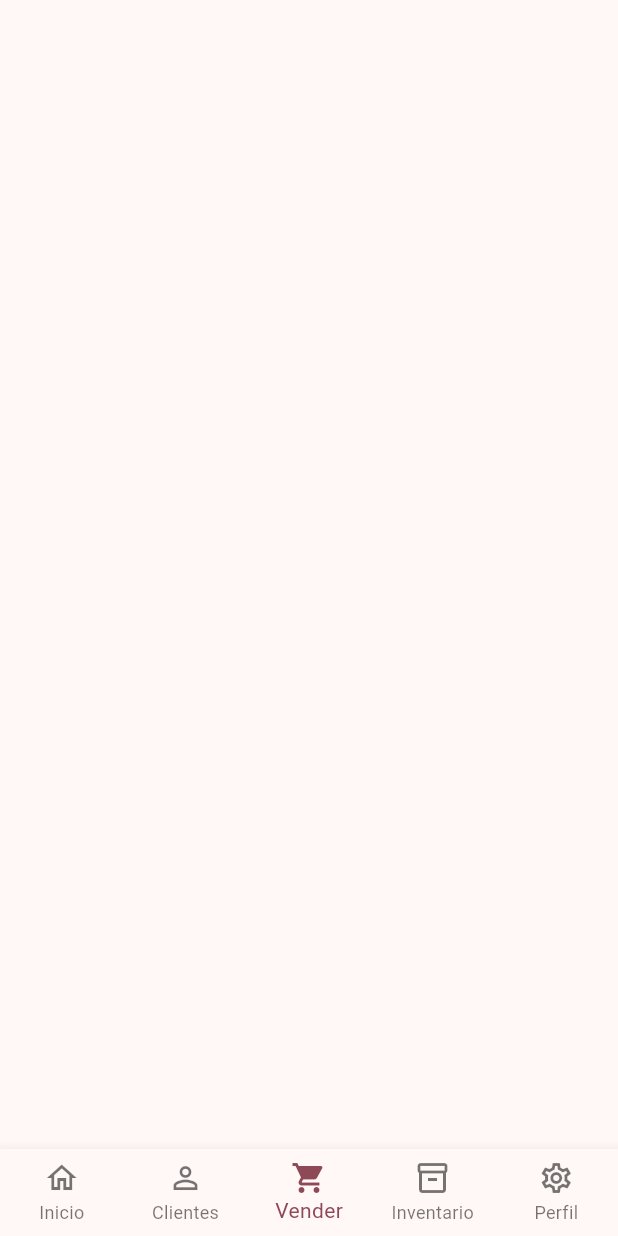
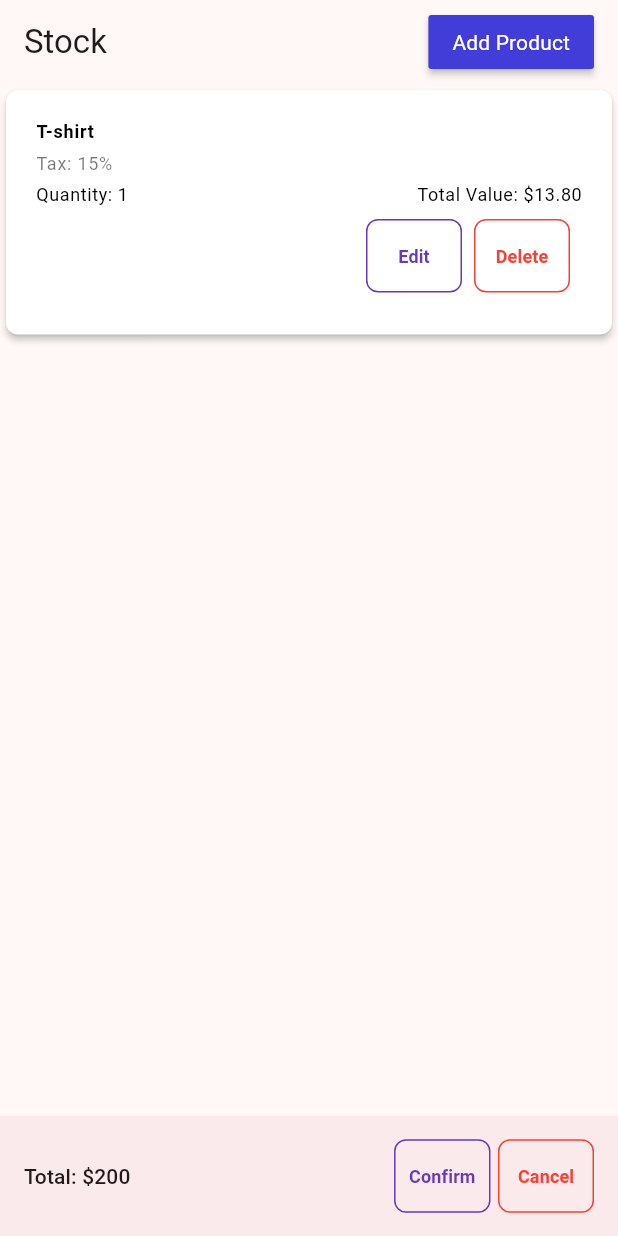
Before and after one commit to DanildZambrana/sales_app, a Flutter app: the screen it shows after launch, item 3 of the bottom bar chosen, on a phone screen of 412 x 824 dp. Run offline on Flutter 3.47's test engine with Material 3 defaults, Android fonts, the phone set to English and light mode, and no system bars.

Commit message:
feat: add sale form screen with labeled navigation bar
Introduce the SaleFormScreen to handle sales input with confirm and cancel actions. Added LabeledNavbar for a customizable bottom navigation bar with labels and buttons. Adjusted main app navigation to include the new screen and its behavior.

```diff
--- a/lib/main.dart
+++ b/lib/main.dart
@@ -1,6 +1,8 @@
 import 'package:flutter/material.dart';
 import 'package:sales_app/screens/customers.dart';
+import 'package:sales_app/screens/sale_form.dart';
 import 'package:sales_app/screens/stock.dart';
+import 'package:sales_app/structure/labeled_navbar.dart';
 import 'structure/navbar.dart';
 import 'package:sales_app/screens/dashboard.dart';
 
@@ -18,17 +20,45 @@ class StoreApp extends StatefulWidget {
 class _StoreAppState extends State<StoreApp> {
   int selectedIndex = 0;
 
-  final _pages = [
-    const DashboardPage(),
-    const CustomersPage(),
-    Container(),
-    const StockPage(),
-  ];
+  // Declaramos la lista pero no la inicializamos aquí.
+  late final List<Widget> _pages;
+
+  @override
+  void initState() {
+    super.initState();
+    // Ahora inicializamos _pages dentro de initState().
+    _pages = [
+      const DashboardPage(),
+      const CustomersPage(),
+      SaleFormScreen(
+        confirm: (value) {
+          print(value);
+        },
+        cancel: () {
+          setState(() {
+            selectedIndex = 0;
+          });
+        },
+      ),
+      const StockPage(),
+    ];
+  }
 
   void onItemTapped(int index) {
     setState(() {
       selectedIndex = index;
     });
+  }
+
+  Widget _getBar() {
+    if (selectedIndex == 2) {
+      return const SizedBox.shrink();
+    }
+
+    return NavBar(
+      selectedIndex: selectedIndex,
+      onItemTapped: onItemTapped,
+    );
   }
 
   @override
@@ -41,10 +71,7 @@ class _StoreAppState extends State<StoreApp> {
       ),
       home: Scaffold(
         body: _pages[selectedIndex],
-        bottomNavigationBar: NavBar(
-          selectedIndex: selectedIndex,
-          onItemTapped: onItemTapped,
-        ),
+        bottomNavigationBar: _getBar(),
       ),
     );
   }
--- /dev/null
+++ b/lib/screens/sale_form.dart
@@ -0,0 +1,83 @@
+import 'package:flutter/material.dart';
+
+import 'package:sales_app/components/card_with_buttons_component.dart';
+import 'package:sales_app/components/outline_button_component.dart';
+import 'package:sales_app/structure/labeled_navbar.dart';
+
+class SaleFormScreen extends StatelessWidget {
+  final Function confirm;
+  final Function cancel;
+
+  const SaleFormScreen(
+      {super.key, required this.confirm, required this.cancel});
+
+  @override
+  Widget build(BuildContext context) {
+    return Scaffold(
+      appBar: AppBar(
+        title: const Text("Stock"),
+        actions: [
+          Padding(
+              padding: const EdgeInsets.only(right: 16.0),
+              child: MaterialButton(
+                onPressed: () {},
+                color: const Color(0xFF423DD9),
+                textColor: Colors.white,
+                child: const Text(
+                  "Add Product",
+                  style: TextStyle(
+                      color: Colors.white, fontWeight: FontWeight.normal),
+                ),
+              )),
+        ],
+      ),
+      bottomNavigationBar: LabeledNavbar(
+        label: const Text(
+          "Total: \$200",
+          style: TextStyle(
+            fontSize: 14,
+            fontWeight: FontWeight.w500,
+            height: 1.43,
+            letterSpacing: 0.10,
+          ),
+        ),
+        buttons: [
+          OutlineButtonComponent(
+            color: Colors.deepPurple,
+            onPressed: () {
+              confirm("Asd");
+            },
+            text: "Confirm",
+          ),
+          const SizedBox(
+            width: 5,
+          ),
+          OutlineButtonComponent(
+            color: Colors.red,
+            onPressed: () {
+              cancel();
+            },
+            text: "Cancel",
+          ),
+        ],
+      ),
+      body: SingleChildScrollView(
+        child: Column(
+          children: [
+            CardWithButtons(
+                cardTitle: "T-shirt",
+                cardSubtitle: "Tax: 15%",
+                startValue: "Quantity: 1",
+                endValue: "Total Value: \$13.80",
+                actionButtons: [
+                  OutlineButtonComponent(
+                      text: "Edit", onPressed: () {}, color: Colors.deepPurple),
+                  OutlineButtonComponent(
+                      text: "Delete", onPressed: () {}, color: Colors.red),
+                ]),
+          ],
+        ),
+      ),
+    );
+  }
+}
--- /dev/null
+++ b/lib/structure/labeled_navbar.dart
@@ -0,0 +1,20 @@
+import 'package:flutter/material.dart';
+import 'package:sales_app/structure/navbar.dart';
+
+class LabeledNavbar extends StatelessWidget {
+  final List<Widget> buttons;
+  final Widget label;
+  const LabeledNavbar({super.key, required this.buttons, required this.label});
+
+  @override
+  Widget build(BuildContext context) {
+    return BottomAppBar(
+      child: Row(
+        children: [
+          Expanded(child: label),
+          ...buttons
+        ]
+      )
+    );
+  }
+}
```
